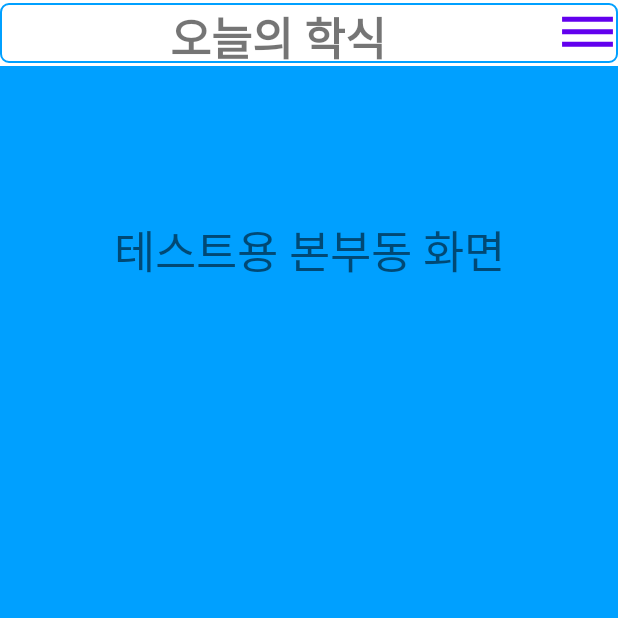
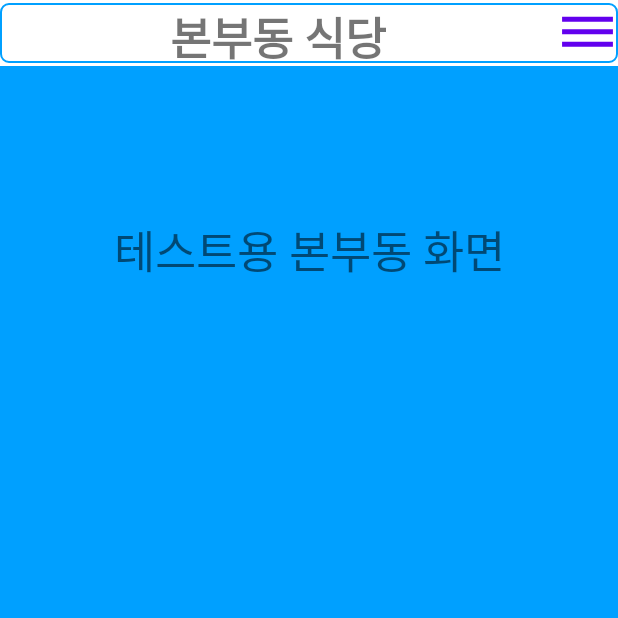
Before and after one commit to GedFlow/LoginTest_ver2, an Android app: the Cafeteria screen opened directly, with no data from a screen before it, on a phone screen of 412 x 824 dp, the top half of it. Run offline under Robolectric (Android 15) with nearby library versions, the phone set to English and light mode, and no system bars.

Commit message:
오늘의 학식에서 카테고리를 변경하면, 상단의 텍스트뷰의 텍스트가 카테고리에 맞춰 바뀌도록 함.

```diff
--- a/app/src/main/java/study/jyavanna/login_test2/Cafeteria.java
+++ b/app/src/main/java/study/jyavanna/login_test2/Cafeteria.java
@@ -10,6 +10,7 @@ import android.view.MenuItem;
 import android.view.View;
 import android.widget.Button;
 import android.widget.PopupMenu;
+import android.widget.TextView;
 
 public class Cafeteria extends AppCompatActivity {
 
@@ -22,6 +23,7 @@ public class Cafeteria extends AppCompatActivity {
     private Fragcafe_winter winter;
 
     Button btnCategory;
+    TextView txtCategory;
 
     @Override
     protected void onCreate(Bundle savedInstanceState) {
@@ -29,6 +31,7 @@ public class Cafeteria extends AppCompatActivity {
         setContentView(R.layout.activity_cafeteria);
 
         btnCategory = (Button) findViewById(R.id.category);
+        txtCategory = (TextView) findViewById(R.id.categoryName);
 
         fragmentManager = getSupportFragmentManager();
 
@@ -54,20 +57,25 @@ public class Cafeteria extends AppCompatActivity {
 
                         switch (menuItem.getItemId()) {
                             case R.id.action_bonbu:
-                            transaction.replace(R.id.framelayout, bonbu).commitAllowingStateLoss();
-                            break;
+                                txtCategory.setText("본부동 식당");
+                                transaction.replace(R.id.framelayout, bonbu).commitAllowingStateLoss();
+                                break;
 
                             case R.id.action_kyosu:
+                                txtCategory.setText("교수회관");
                                 transaction.replace(R.id.framelayout, kyosu).commitAllowingStateLoss();
                                 break;
 
                             case R.id.action_winter:
+                                txtCategory.setText("밀겨울");
                                 transaction.replace(R.id.framelayout, winter).commitAllowingStateLoss();
                                 break;
                             case R.id.action_budorm:
+                                txtCategory.setText("백석생활관 식당");
                                 transaction.replace(R.id.framelayout, budorm).commitAllowingStateLoss();
                                 break;
                             case R.id.action_global:
+                                txtCategory.setText("글로벌외식관");
                                 transaction.replace(R.id.framelayout, global).commitAllowingStateLoss();
                                 break;
                             default:
--- a/app/src/main/res/layout/activity_cafeteria.xml
+++ b/app/src/main/res/layout/activity_cafeteria.xml
@@ -15,11 +15,12 @@
         android:layout_marginBottom="2dp"
         android:background="@drawable/line_cafe">
         <TextView
+            android:id="@+id/categoryName"
             android:layout_width="match_parent"
             android:layout_height="match_parent"
             android:layout_weight="1"
             android:gravity="center"
-            android:text="오늘의 학식"
+            android:text="본부동 식당"
             android:textSize="30dp"
             android:textStyle="bold"/>
         <Button
```
